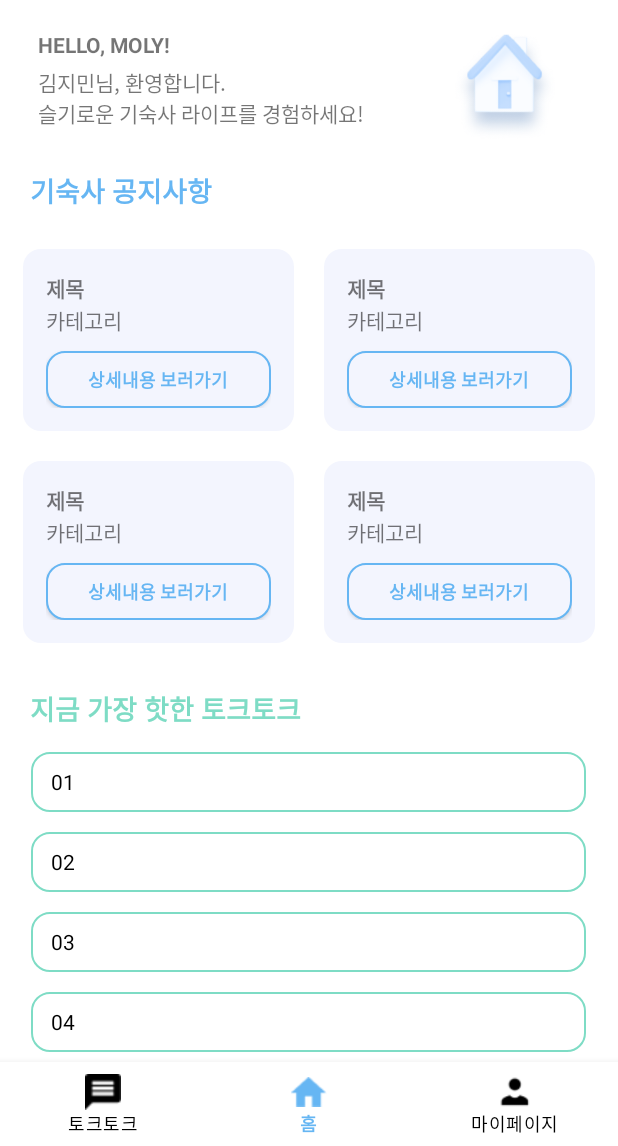
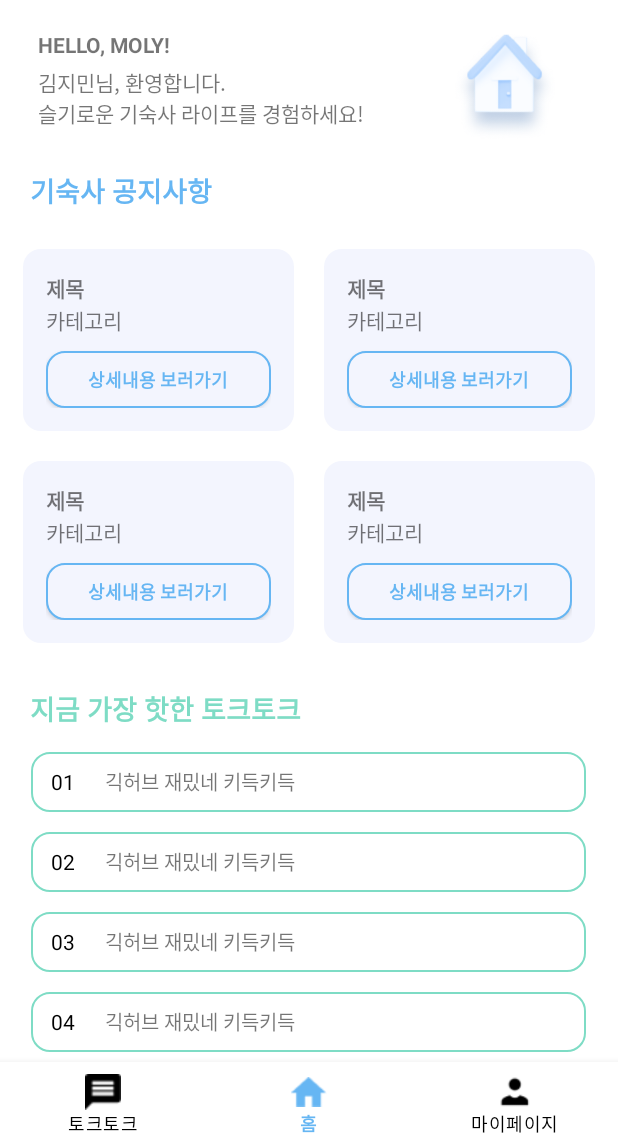
Before and after one commit to baegyeong/gikhub, an Android app: the screen it shows after launch (MainActivity), on a phone screen of 412 x 824 dp, the part 90-1236 px from its top. Run offline under Robolectric (Android 15) with nearby library versions, the phone set to English and light mode, and no system bars.

Commit message:
chore: 변경사항 업데이트

```diff
--- a/Gikhub/app/src/main/res/layout/fragment_home.xml
+++ b/Gikhub/app/src/main/res/layout/fragment_home.xml
@@ -214,57 +214,111 @@
                     android:layout_width="match_parent"
                     android:layout_height="match_parent">
 
-                <TextView
+                <LinearLayout
+                        android:orientation="horizontal"
                         android:layout_gravity="center"
                         android:layout_width="370dp"
                         android:layout_height="40dp"
-                        android:text="01"
-                        android:textColor="@color/black"
-                        android:textSize="14sp"
                         android:background="@drawable/detail_grid_style_green"
                         android:gravity="center_vertical"
                         android:layout_marginBottom="13dp"
-                        android:paddingLeft="13dp" />
+                        android:paddingLeft="13dp">
 
-                <TextView
+                    <TextView
+                            android:layout_width="wrap_content"
+                            android:layout_height="wrap_content"
+                            android:layout_marginRight="20dp"
+                            android:text="01"
+                            android:textColor="@color/black"
+                            android:textSize="14sp" />
+
+                    <TextView
+                            android:layout_width="wrap_content"
+                            android:layout_height="wrap_content"
+                            android:text="긱허브 재밌네 키득키득"
+                            android:textSize="13sp" />
+                </LinearLayout>
+
+
+                <LinearLayout
+                        android:orientation="horizontal"
                         android:layout_gravity="center"
                         android:layout_width="370dp"
                         android:layout_height="40dp"
-                        android:text="02"
-                        android:textColor="@color/black"
-                        android:textSize="14sp"
                         android:background="@drawable/detail_grid_style_green"
                         android:gravity="center_vertical"
                         android:layout_marginBottom="13dp"
-                        android:paddingLeft="13dp" />
+                        android:paddingLeft="13dp">
 
-                <TextView
+                    <TextView
+                            android:layout_width="wrap_content"
+                            android:layout_height="wrap_content"
+                            android:layout_marginRight="20dp"
+                            android:text="02"
+                            android:textColor="@color/black"
+                            android:textSize="14sp" />
+
+                    <TextView
+                            android:layout_width="wrap_content"
+                            android:layout_height="wrap_content"
+                            android:text="긱허브 재밌네 키득키득"
+                            android:textSize="13sp" />
+                </LinearLayout>
+
+                <LinearLayout
+                        android:orientation="horizontal"
                         android:layout_gravity="center"
                         android:layout_width="370dp"
                         android:layout_height="40dp"
-                        android:text="03"
-                        android:textColor="@color/black"
-                        android:textSize="14sp"
                         android:background="@drawable/detail_grid_style_green"
                         android:gravity="center_vertical"
                         android:layout_marginBottom="13dp"
-                        android:paddingLeft="13dp" />
+                        android:paddingLeft="13dp">
 
-                <TextView
+                    <TextView
+                            android:layout_width="wrap_content"
+                            android:layout_height="wrap_content"
+                            android:layout_marginRight="20dp"
+                            android:text="03"
+                            android:textColor="@color/black"
+                            android:textSize="14sp" />
+
+                    <TextView
+                            android:layout_width="wrap_content"
+                            android:layout_height="wrap_content"
+                            android:text="긱허브 재밌네 키득키득"
+                            android:textSize="13sp" />
+                </LinearLayout>
+
+                <LinearLayout
+                        android:orientation="horizontal"
                         android:layout_gravity="center"
                         android:layout_width="370dp"
                         android:layout_height="40dp"
-                        android:text="04"
-                        android:textColor="@color/black"
-                        android:textSize="14sp"
                         android:background="@drawable/detail_grid_style_green"
                         android:gravity="center_vertical"
                         android:layout_marginBottom="13dp"
-                        android:paddingLeft="13dp" />
+                        android:paddingLeft="13dp">
+
+                    <TextView
+                            android:layout_width="wrap_content"
+                            android:layout_height="wrap_content"
+                            android:layout_marginRight="20dp"
+                            android:text="04"
+                            android:textColor="@color/black"
+                            android:textSize="14sp" />
+
+                    <TextView
+                            android:layout_width="wrap_content"
+                            android:layout_height="wrap_content"
+                            android:text="긱허브 재밌네 키득키득"
+                            android:textSize="13sp" />
+                </LinearLayout>
             </LinearLayout>
+
             <LinearLayout
                     android:layout_width="match_parent"
-                    android:layout_height="80dp"/>
+                    android:layout_height="80dp" />
         </LinearLayout>
 
 
```
